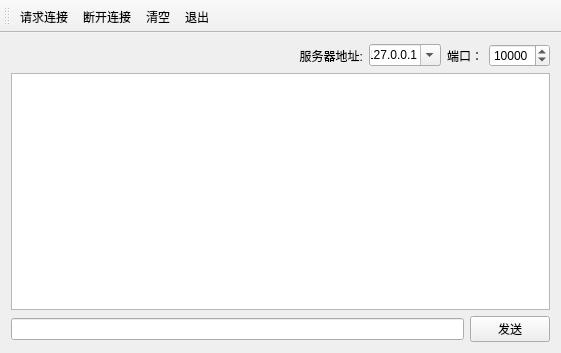
Before: the Qt Designer form QtTcpEx/ExTcpClient/ExTcpClient.ui in XMuli/QtExamples, drawn with Qt 5.
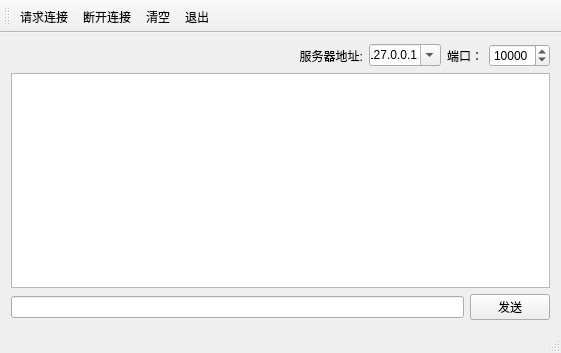
After: the same form once the commit is applied. Icons and pictures are not drawn.

Patch:
```diff
--- a/QtTcpEx/ExTcpClient/ExTcpClient.ui
+++ b/QtTcpEx/ExTcpClient/ExTcpClient.ui
@@ -113,6 +113,7 @@
    <addaction name="actClear"/>
    <addaction name="actQuit"/>
   </widget>
+  <widget class="QStatusBar" name="statusBar"/>
   <action name="actConnect">
    <property name="icon">
     <iconset resource="resource.qrc">
```
